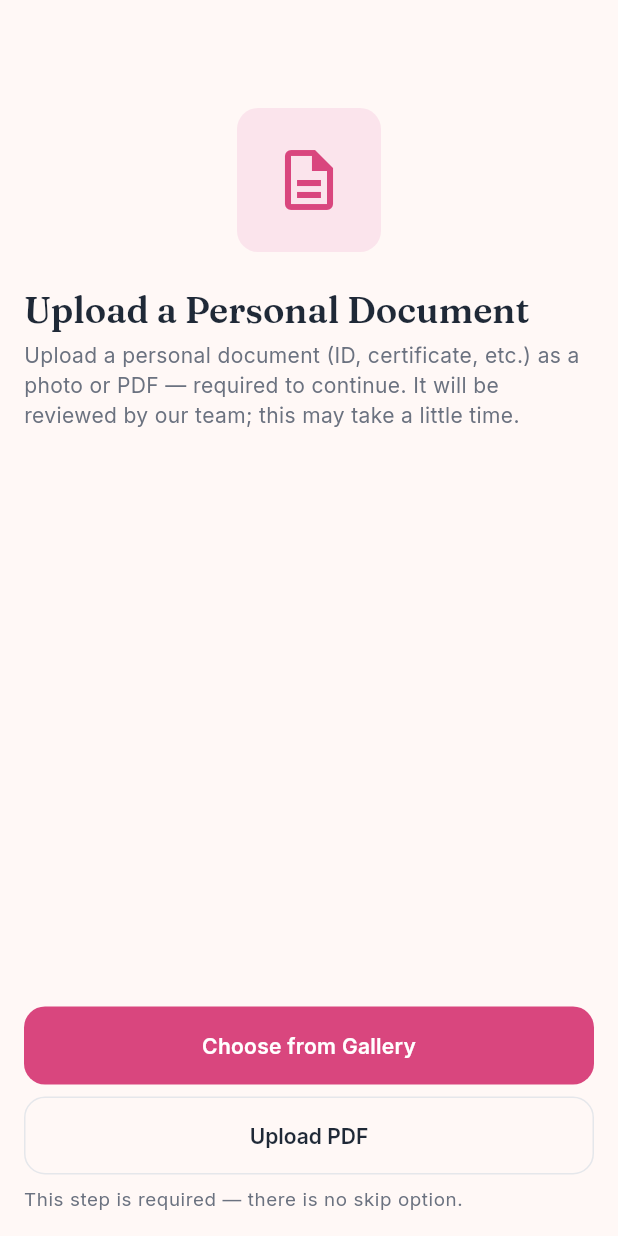
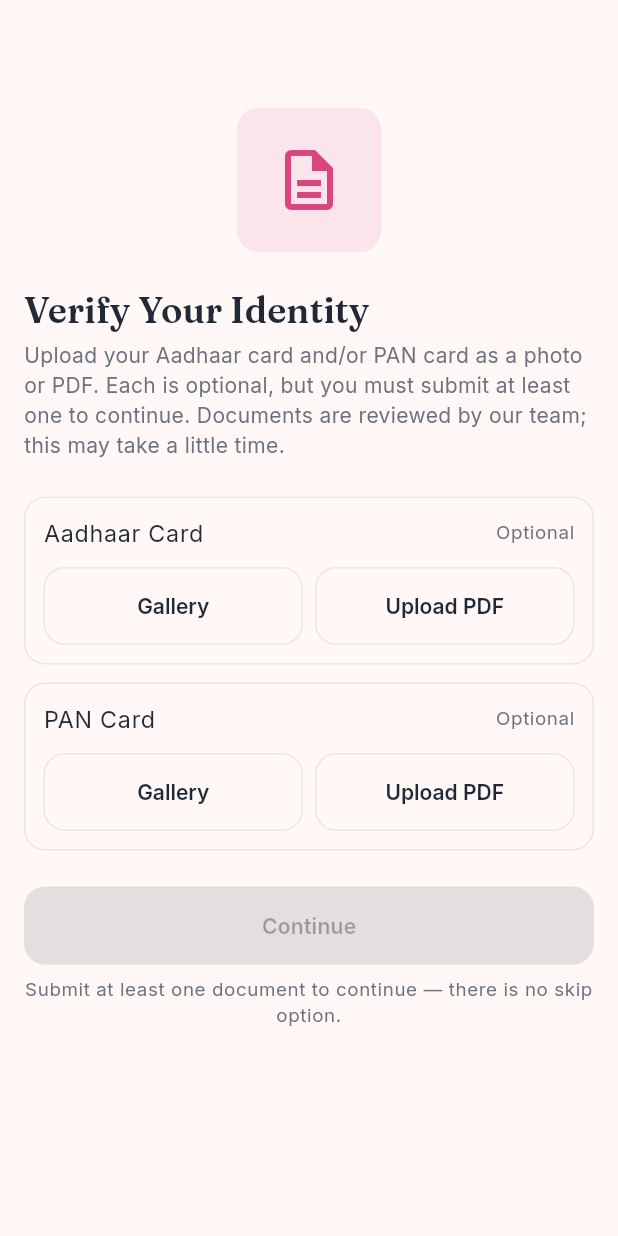
Before and after one commit to anujywork1817-hash/vivhaa, a Flutter app: the PersonalDocumentUploadScreen screen opened by its route, after a tap on "Upload PDF", on a phone screen of 412 x 824 dp. Run offline on Flutter 3.47's test engine with Material 3 defaults, Android fonts, the phone set to English and light mode, and no system bars; our stand-ins replace dio, file_picker, firebase_core, firebase_messaging, flutter_local_notifications, flutter_riverpod and 10 more; missing offline and left inert: flutter_webrtc, razorpay_flutter; accounts and stored records are empty; network calls fail.

Commit message:
Gate chat sending behind premium, auto-open chat on interest accept, split document upload by type
- Backend: chat.Service.SendMessage now requires the "chat" plan
  feature before allowing a send; free users can still match, open a
  conversation, and read messages, but sending requires premium.
- Flutter: chat screen shows an upgrade banner instead of the composer
  for free users, and surfaces a proper upgrade dialog (preserving
  typed text) if a send is ever rejected as premium-required.
- Flutter: accepting an interest now navigates straight into the new
  chat window instead of just showing a snackbar.
- Flutter: the personal-document upload step now offers Aadhaar and
  PAN as two independently optional documents (photo or PDF each);
  the user must submit at least one to continue, instead of a single
  generic "personal document" upload.

Co-Authored-By: Claude Sonnet 5 <noreply@anthropic.com>

```diff
--- a/frontend/lib/core/api/api_endpoints.dart
+++ b/frontend/lib/core/api/api_endpoints.dart
@@ -19,20 +19,20 @@ class ApiEndpoints {
   /// with --dart-define=API_BASE_URL=http://<ip>:58080 without touching
   /// this file (e.g. --dart-define=API_BASE_URL=http://10.0.2.2:58080
   /// to target the emulator instead).
-  static const String _devMachineLanIp = '192.168.1.29';
+  static const String _devMachineLanIp = '192.168.1.7';
 
   static String get baseUrl {
     const override = String.fromEnvironment('API_BASE_URL');
     if (override.isNotEmpty) return override;
-    if (!kIsWeb && Platform.isAndroid) return 'http://$_devMachineLanIp:58080';
-    return 'http://localhost:58080';
+    if (!kIsWeb && Platform.isAndroid) return 'http://$_devMachineLanIp:8080';
+    return 'http://localhost:8080';
   }
 
   static String get wsBaseUrl {
     const override = String.fromEnvironment('WS_BASE_URL');
     if (override.isNotEmpty) return override;
-    if (!kIsWeb && Platform.isAndroid) return 'ws://$_devMachineLanIp:58080';
-    return 'ws://localhost:58080';
+    if (!kIsWeb && Platform.isAndroid) return 'ws://$_devMachineLanIp:8080';
+    return 'ws://localhost:8080';
   }
 
   // Auth — passwordless, single request-otp entry point for both new and
--- a/frontend/lib/core/exceptions/app_exception.dart
+++ b/frontend/lib/core/exceptions/app_exception.dart
@@ -10,6 +10,7 @@ enum AppFailureType {
   validation,
   server,
   unknown,
+  premiumRequired,
 }
 
 class AppFailure implements Exception {
@@ -51,6 +52,11 @@ class AppFailure implements Exception {
         message: message ?? 'Something unexpected happened.',
       );
 
+  factory AppFailure.premiumRequired([String? message]) => AppFailure(
+        type: AppFailureType.premiumRequired,
+        message: message ?? 'Upgrade to premium to send messages.',
+      );
+
   @override
   String toString() => message;
 }
--- a/frontend/lib/core/network/api_error_mapper.dart
+++ b/frontend/lib/core/network/api_error_mapper.dart
@@ -22,6 +22,7 @@ AppFailure mapDioException(DioException e) {
   final body = e.response?.data;
   final message = _extractMessage(body);
   final fieldErrors = _extractFieldErrors(body);
+  final code = _extractCode(body);
 
   switch (status) {
     case 400:
@@ -29,6 +30,12 @@ AppFailure mapDioException(DioException e) {
       return AppFailure.validation(message ?? 'That input isn\'t valid.', fieldErrors);
     case 401:
       return AppFailure.unauthorized(message);
+    case 402:
+      if (code == 'premium_required') return AppFailure.premiumRequired(message);
+      return AppFailure(
+        type: AppFailureType.premiumRequired,
+        message: message ?? 'Upgrade to premium to continue.',
+      );
     case 403:
       return AppFailure(
         type: AppFailureType.forbidden,
@@ -45,6 +52,14 @@ AppFailure mapDioException(DioException e) {
       if (status >= 500) return AppFailure.server(message);
       return AppFailure.unknown(message);
   }
+}
+
+String? _extractCode(dynamic body) {
+  if (body is Map && body['error'] is Map) {
+    final code = body['error']['code'];
+    if (code is String) return code;
+  }
+  return null;
 }
 
 String? _extractMessage(dynamic body) {
--- a/frontend/lib/features/verification/presentation/controllers/personal_document_controller.dart
+++ b/frontend/lib/features/verification/presentation/controllers/personal_document_controller.dart
@@ -7,23 +7,40 @@ import '../../domain/verification_repository.dart';
 
 enum PersonalDocumentStatus { idle, picking, uploading, success, error }
 
-class PersonalDocumentState {
+/// The two document types this step accepts — each is independently
+/// optional, but the user must submit at least one to continue (enforced
+/// by the screen, not here).
+enum PersonalDocumentKind { aadhaar, pan }
+
+extension PersonalDocumentKindX on PersonalDocumentKind {
+  String get documentType => switch (this) {
+        PersonalDocumentKind.aadhaar => 'aadhaar',
+        PersonalDocumentKind.pan => 'pan',
+      };
+
+  String get label => switch (this) {
+        PersonalDocumentKind.aadhaar => 'Aadhaar Card',
+        PersonalDocumentKind.pan => 'PAN Card',
+      };
+}
+
+class PersonalDocumentSlotState {
   final PersonalDocumentStatus status;
   final String? pickedFilename;
   final AppFailure? failure;
 
-  const PersonalDocumentState({
+  const PersonalDocumentSlotState({
     this.status = PersonalDocumentStatus.idle,
     this.pickedFilename,
     this.failure,
   });
 
-  PersonalDocumentState copyWith({
+  PersonalDocumentSlotState copyWith({
     PersonalDocumentStatus? status,
     String? pickedFilename,
     AppFailure? failure,
   }) {
-    return PersonalDocumentState(
+    return PersonalDocumentSlotState(
       status: status ?? this.status,
       pickedFilename: pickedFilename ?? this.pickedFilename,
       failure: failure,
@@ -31,38 +48,65 @@ class PersonalDocumentState {
   }
 }
 
-/// Drives the mandatory "upload personal document" onboarding step: the
-/// user picks either a gallery photo or a PDF, and it's uploaded as a
-/// `personal_document` verification submission. Like the selfie step,
-/// the backend review is async — a successful upload here means the
-/// document is pending admin review, not that it's approved.
+class PersonalDocumentState {
+  final PersonalDocumentSlotState aadhaar;
+  final PersonalDocumentSlotState pan;
+
+  const PersonalDocumentState({
+    this.aadhaar = const PersonalDocumentSlotState(),
+    this.pan = const PersonalDocumentSlotState(),
+  });
+
+  bool get hasAtLeastOne =>
+      aadhaar.status == PersonalDocumentStatus.success || pan.status == PersonalDocumentStatus.success;
+
+  PersonalDocumentSlotState slot(PersonalDocumentKind kind) =>
+      kind == PersonalDocumentKind.aadhaar ? aadhaar : pan;
+
+  PersonalDocumentState copyWithSlot(PersonalDocumentKind kind, PersonalDocumentSlotState slot) {
+    return switch (kind) {
+      PersonalDocumentKind.aadhaar => PersonalDocumentState(aadhaar: slot, pan: pan),
+      PersonalDocumentKind.pan => PersonalDocumentState(aadhaar: aadhaar, pan: slot),
+    };
+  }
+}
+
+/// Drives the "upload a personal document" onboarding step: the user can
+/// submit Aadhaar and/or PAN, each as either a gallery photo or a PDF.
+/// Both are independently optional, but at least one is required overall
+/// (enforced by the screen). Like the selfie step, the backend review is
+/// async — a successful upload here means the document is pending admin
+/// review, not that it's approved.
 class PersonalDocumentController extends StateNotifier<PersonalDocumentState> {
   final VerificationRepository _repository;
 
   PersonalDocumentController(this._repository) : super(const PersonalDocumentState());
 
-  Future<void> pickAndUploadFromGallery() async {
-    state = state.copyWith(status: PersonalDocumentStatus.picking);
+  Future<void> pickAndUploadFromGallery(PersonalDocumentKind kind) async {
+    _setSlot(kind, state.slot(kind).copyWith(status: PersonalDocumentStatus.picking));
     try {
       final picked = await ImagePicker().pickImage(source: ImageSource.gallery, imageQuality: 90);
       if (picked == null) {
-        state = state.copyWith(status: PersonalDocumentStatus.idle);
+        _setSlot(kind, state.slot(kind).copyWith(status: PersonalDocumentStatus.idle));
         return;
       }
       final bytes = await picked.readAsBytes();
       final filename = picked.name.isNotEmpty ? picked.name : 'document.jpg';
       final contentType = _imageContentType(filename);
-      await _upload(bytes: bytes, filename: filename, contentType: contentType);
+      await _upload(kind: kind, bytes: bytes, filename: filename, contentType: contentType);
     } catch (_) {
-      state = state.copyWith(
+      _setSlot(
+        kind,
+        state.slot(kind).copyWith(
               status: PersonalDocumentStatus.error,
               failure: AppFailure.unknown('Could not access the gallery. Please try again.'),
+            ),
       );
     }
   }
 
-  Future<void> pickAndUploadPdf() async {
-    state = state.copyWith(status: PersonalDocumentStatus.picking);
+  Future<void> pickAndUploadPdf(PersonalDocumentKind kind) async {
+    _setSlot(kind, state.slot(kind).copyWith(status: PersonalDocumentStatus.picking));
     try {
       final result = await FilePicker.platform.pickFiles(
         type: FileType.custom,
@@ -70,57 +114,77 @@ class PersonalDocumentController extends StateNotifier<PersonalDocumentState> {
         withData: true,
       );
       if (result == null || result.files.isEmpty) {
-        state = state.copyWith(status: PersonalDocumentStatus.idle);
+        _setSlot(kind, state.slot(kind).copyWith(status: PersonalDocumentStatus.idle));
         return;
       }
       final file = result.files.single;
       final bytes = file.bytes;
       if (bytes == null) {
-        state = state.copyWith(
+        _setSlot(
+          kind,
+          state.slot(kind).copyWith(
                 status: PersonalDocumentStatus.error,
                 failure: AppFailure.unknown('Could not read the selected PDF. Please try again.'),
+              ),
         );
         return;
       }
       final filename = file.name.isNotEmpty ? file.name : 'document.pdf';
-      await _upload(bytes: bytes, filename: filename, contentType: 'application/pdf');
+      await _upload(kind: kind, bytes: bytes, filename: filename, contentType: 'application/pdf');
     } catch (_) {
-      state = state.copyWith(
+      _setSlot(
+        kind,
+        state.slot(kind).copyWith(
               status: PersonalDocumentStatus.error,
               failure: AppFailure.unknown('Could not access files. Please try again.'),
+            ),
       );
     }
   }
 
   Future<void> _upload({
+    required PersonalDocumentKind kind,
     required List<int> bytes,
     required String filename,
     required String contentType,
   }) async {
     const maxBytes = 10 * 1024 * 1024;
     if (bytes.length > maxBytes) {
-      state = state.copyWith(
+      _setSlot(
+        kind,
+        state.slot(kind).copyWith(
               status: PersonalDocumentStatus.error,
               failure: AppFailure.validation('That file is larger than 10MB. Please choose a smaller file.'),
+            ),
       );
       return;
     }
 
-    state = state.copyWith(status: PersonalDocumentStatus.uploading, pickedFilename: filename);
+    _setSlot(
+      kind,
+      state.slot(kind).copyWith(status: PersonalDocumentStatus.uploading, pickedFilename: filename),
+    );
     final result = await _repository.submitDocument(
-      documentType: 'personal_document',
+      documentType: kind.documentType,
       bytes: bytes,
       filename: filename,
       contentType: contentType,
     );
     result.when(
       success: (_) {
-        state = state.copyWith(status: PersonalDocumentStatus.success, pickedFilename: filename);
+        _setSlot(
+          kind,
+          state.slot(kind).copyWith(status: PersonalDocumentStatus.success, pickedFilename: filename),
+        );
       },
       failure: (failure) {
-        state = state.copyWith(status: PersonalDocumentStatus.error, failure: failure);
+        _setSlot(kind, state.slot(kind).copyWith(status: PersonalDocumentStatus.error, failure: failure));
       },
     );
+  }
+
+  void _setSlot(PersonalDocumentKind kind, PersonalDocumentSlotState slot) {
+    state = state.copyWithSlot(kind, slot);
   }
 
   String _imageContentType(String filename) {
--- a/frontend/lib/features/verification/presentation/screens/personal_document_upload_screen.dart
+++ b/frontend/lib/features/verification/presentation/screens/personal_document_upload_screen.dart
@@ -8,10 +8,11 @@ import '../../../../shared/widgets/buttons/primary_button.dart';
 import '../../data/api_verification_repository.dart';
 import '../controllers/personal_document_controller.dart';
 
-/// Mandatory onboarding step, shown right after selfie verification:
-/// the user must upload a supporting personal document (photo or PDF)
-/// for admin review before continuing. There is no skip — if the user
-/// has already submitted one (checked via [VerificationRepository.
+/// Mandatory onboarding step, shown right after selfie verification: the
+/// user must submit at least one supporting personal document (Aadhaar
+/// and/or PAN, each optional individually, either as a photo or a PDF)
+/// for admin review before continuing. There is no skip — if the user has
+/// already submitted at least one (checked via [VerificationRepository.
 /// listMine]), this screen fast-forwards past itself.
 class PersonalDocumentUploadScreen extends ConsumerStatefulWidget {
   const PersonalDocumentUploadScreen({super.key});
@@ -26,6 +27,8 @@ class _PersonalDocumentUploadScreenState
   bool _checkingExisting = true;
   bool _alreadySubmitted = false;
 
+  static const _acceptedTypes = {'aadhaar', 'pan'};
+
   @override
   void initState() {
     super.initState();
@@ -37,7 +40,7 @@ class _PersonalDocumentUploadScreenState
     if (!mounted) return;
     result.when(
       success: (records) {
-        final hasOne = records.any((r) => r.documentType == 'personal_document');
+        final hasOne = records.any((r) => _acceptedTypes.contains(r.documentType));
         if (hasOne) {
           setState(() => _alreadySubmitted = true);
           _continue();
@@ -68,14 +71,11 @@ class _PersonalDocumentUploadScreenState
 
     final state = ref.watch(personalDocumentControllerProvider);
     final controller = ref.read(personalDocumentControllerProvider.notifier);
-    final isBusy = state.status == PersonalDocumentStatus.picking ||
-        state.status == PersonalDocumentStatus.uploading;
-    final isSuccess = state.status == PersonalDocumentStatus.success;
 
     return Scaffold(
       appBar: AppBar(automaticallyImplyLeading: false),
       body: SafeArea(
-        child: Padding(
+        child: SingleChildScrollView(
           padding: const EdgeInsets.all(AppSpacing.lg),
           child: Column(
             crossAxisAlignment: CrossAxisAlignment.start,
@@ -89,90 +89,45 @@ class _PersonalDocumentUploadScreenState
                     borderRadius: BorderRadius.circular(AppSpacing.radiusMd),
                   ),
                   child: Icon(
-                    isSuccess ? Icons.check_circle_rounded : Icons.description_outlined,
+                    Icons.description_outlined,
                     size: 48,
-                    color: isSuccess ? context.colors.success : context.colors.accent,
+                    color: context.colors.accent,
                   ),
                 ),
               ),
               const SizedBox(height: AppSpacing.xl),
-              Text('Upload a Personal Document', style: context.textStyles.headlineMedium),
+              Text('Verify Your Identity', style: context.textStyles.headlineMedium),
               const SizedBox(height: 6),
               Text(
-                'Upload a personal document (ID, certificate, etc.) as a photo or PDF — '
-                'required to continue. It will be reviewed by our team; this may take a '
-                'little time.',
+                'Upload your Aadhaar card and/or PAN card as a photo or PDF. Each is '
+                'optional, but you must submit at least one to continue. Documents are '
+                'reviewed by our team; this may take a little time.',
                 style: context.textStyles.bodyMedium?.copyWith(color: context.colors.muted),
               ),
               const SizedBox(height: AppSpacing.xl),
-              if (state.pickedFilename != null) ...[
-                Container(
-                  padding: const EdgeInsets.all(AppSpacing.md),
-                  decoration: BoxDecoration(
-                    border: Border.all(color: context.colors.line),
-                    borderRadius: BorderRadius.circular(AppSpacing.radiusMd),
-                  ),
-                  child: Row(
-                    children: [
-                      Icon(Icons.insert_drive_file_outlined, color: context.colors.muted),
-                      const SizedBox(width: AppSpacing.sm),
-                      Expanded(
-                        child: Text(
-                          state.pickedFilename!,
-                          maxLines: 1,
-                          overflow: TextOverflow.ellipsis,
-                          style: context.textStyles.bodyMedium,
-                        ),
-                      ),
-                      if (isSuccess)
-                        Icon(Icons.check_circle_rounded, color: context.colors.success, size: 20),
-                    ],
-                  ),
-                ),
-                const SizedBox(height: AppSpacing.md),
-              ],
-              if (state.status == PersonalDocumentStatus.error && state.failure != null) ...[
-                Container(
-                  padding: const EdgeInsets.all(AppSpacing.md),
-                  decoration: BoxDecoration(
-                    color: context.colors.accentSoft,
-                    borderRadius: BorderRadius.circular(AppSpacing.radiusMd),
-                  ),
-                  child: Row(
-                    children: [
-                      Icon(Icons.error_outline_rounded, color: context.colors.danger, size: 20),
-                      const SizedBox(width: AppSpacing.sm),
-                      Expanded(
-                        child: Text(
-                          state.failure!.message,
-                          style: context.textStyles.bodySmall?.copyWith(color: context.colors.danger),
-                        ),
-                      ),
-                    ],
-                  ),
-                ),
-                const SizedBox(height: AppSpacing.md),
-              ],
-              const Spacer(),
-              if (!isSuccess) ...[
-                PrimaryButton(
-                  label: 'Choose from Gallery',
-                  loading: isBusy,
-                  onPressed: isBusy ? null : controller.pickAndUploadFromGallery,
-                ),
-                const SizedBox(height: AppSpacing.sm),
-                OutlinedButton(
-                  onPressed: isBusy ? null : controller.pickAndUploadPdf,
-                  child: const Padding(
-                    padding: EdgeInsets.symmetric(vertical: 4),
-                    child: Text('Upload PDF'),
-                  ),
-                ),
-              ] else
-                PrimaryButton(label: 'Continue', onPressed: _continue),
+              _DocumentCard(
+                kind: PersonalDocumentKind.aadhaar,
+                slot: state.aadhaar,
+                onPickGallery: () => controller.pickAndUploadFromGallery(PersonalDocumentKind.aadhaar),
+                onPickPdf: () => controller.pickAndUploadPdf(PersonalDocumentKind.aadhaar),
+              ),
+              const SizedBox(height: AppSpacing.md),
+              _DocumentCard(
+                kind: PersonalDocumentKind.pan,
+                slot: state.pan,
+                onPickGallery: () => controller.pickAndUploadFromGallery(PersonalDocumentKind.pan),
+                onPickPdf: () => controller.pickAndUploadPdf(PersonalDocumentKind.pan),
+              ),
+              const SizedBox(height: AppSpacing.xl),
+              PrimaryButton(
+                label: 'Continue',
+                onPressed: state.hasAtLeastOne ? _continue : null,
+              ),
               const SizedBox(height: AppSpacing.sm),
               Text(
-                'This step is required — there is no skip option.',
+                state.hasAtLeastOne
+                    ? 'You can add the other document later from your profile.'
+                    : 'Submit at least one document to continue — there is no skip option.',
                 textAlign: TextAlign.center,
                 style: context.textStyles.bodySmall?.copyWith(color: context.colors.muted),
               ),
@@ -183,3 +138,102 @@ class _PersonalDocumentUploadScreenState
     );
   }
 }
+
+class _DocumentCard extends StatelessWidget {
+  final PersonalDocumentKind kind;
+  final PersonalDocumentSlotState slot;
+  final VoidCallback onPickGallery;
+  final VoidCallback onPickPdf;
+
+  const _DocumentCard({
+    required this.kind,
+    required this.slot,
+    required this.onPickGallery,
+    required this.onPickPdf,
+  });
+
+  @override
+  Widget build(BuildContext context) {
+    final isBusy = slot.status == PersonalDocumentStatus.picking ||
+        slot.status == PersonalDocumentStatus.uploading;
+    final isSuccess = slot.status == PersonalDocumentStatus.success;
+
+    return Container(
+      padding: const EdgeInsets.all(AppSpacing.md),
+      decoration: BoxDecoration(
+        border: Border.all(color: isSuccess ? context.colors.success : context.colors.line),
+        borderRadius: BorderRadius.circular(AppSpacing.radiusMd),
+      ),
+      child: Column(
+        crossAxisAlignment: CrossAxisAlignment.start,
+        children: [
+          Row(
+            children: [
+              Expanded(
+                child: Text(kind.label, style: context.textStyles.bodyLarge),
+              ),
+              Text(
+                'Optional',
+                style: context.textStyles.bodySmall?.copyWith(color: context.colors.muted),
+              ),
+              if (isSuccess) ...[
+                const SizedBox(width: AppSpacing.sm),
+                Icon(Icons.check_circle_rounded, color: context.colors.success, size: 20),
+              ],
+            ],
+          ),
+          if (slot.pickedFilename != null) ...[
+            const SizedBox(height: AppSpacing.sm),
+            Row(
+              children: [
+                Icon(Icons.insert_drive_file_outlined, size: 16, color: context.colors.muted),
+                const SizedBox(width: 6),
+                Expanded(
+                  child: Text(
+                    slot.pickedFilename!,
+                    maxLines: 1,
+                    overflow: TextOverflow.ellipsis,
+                    style: context.textStyles.bodySmall,
+                  ),
+                ),
+              ],
+            ),
+          ],
+          if (slot.status == PersonalDocumentStatus.error && slot.failure != null) ...[
+            const SizedBox(height: AppSpacing.sm),
+            Text(
+              slot.failure!.message,
+              style: context.textStyles.bodySmall?.copyWith(color: context.colors.danger),
+            ),
+          ],
+          if (!isSuccess) ...[
+            const SizedBox(height: AppSpacing.md),
+            Row(
+              children: [
+                Expanded(
+                  child: OutlinedButton(
+                    onPressed: isBusy ? null : onPickGallery,
+                    child: isBusy
+                        ? const SizedBox(
+                            width: 16,
+                            height: 16,
+                            child: CircularProgressIndicator(strokeWidth: 2),
+                          )
+                        : const Text('Gallery'),
+                  ),
+                ),
+                const SizedBox(width: AppSpacing.sm),
+                Expanded(
+                  child: OutlinedButton(
+                    onPressed: isBusy ? null : onPickPdf,
+                    child: const Text('Upload PDF'),
+                  ),
+                ),
+              ],
+            ),
+          ],
+        ],
+      ),
+    );
+  }
+}
```
Also changed, not shown: frontend/lib/features/chat/presentation/screens/chat_window_screen.dart (+87 -3 lines), frontend/lib/features/interests/presentation/screens/interest_decision_screen.dart (+34 -5 lines), 1 other file. Lines whose indentation alone changed are shown as unchanged.
